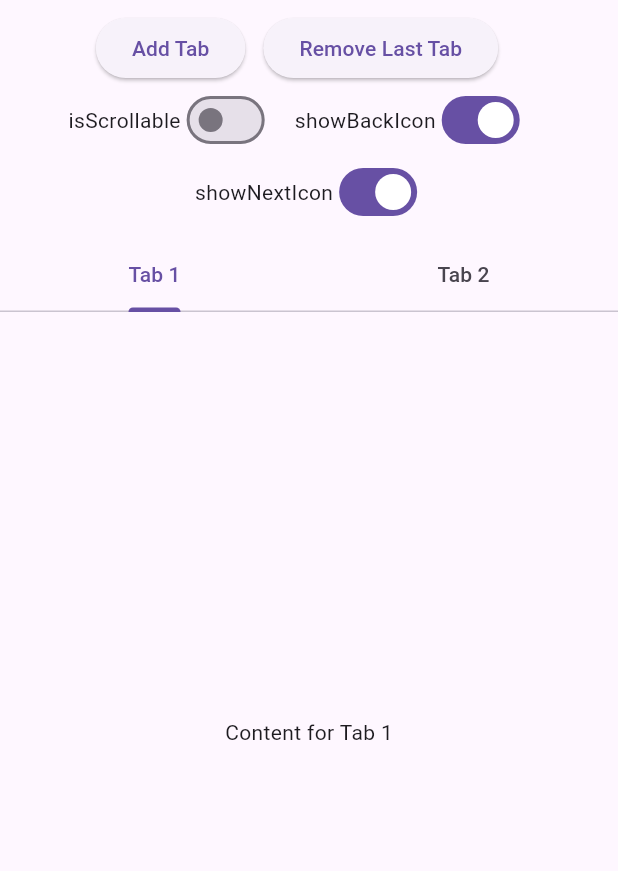
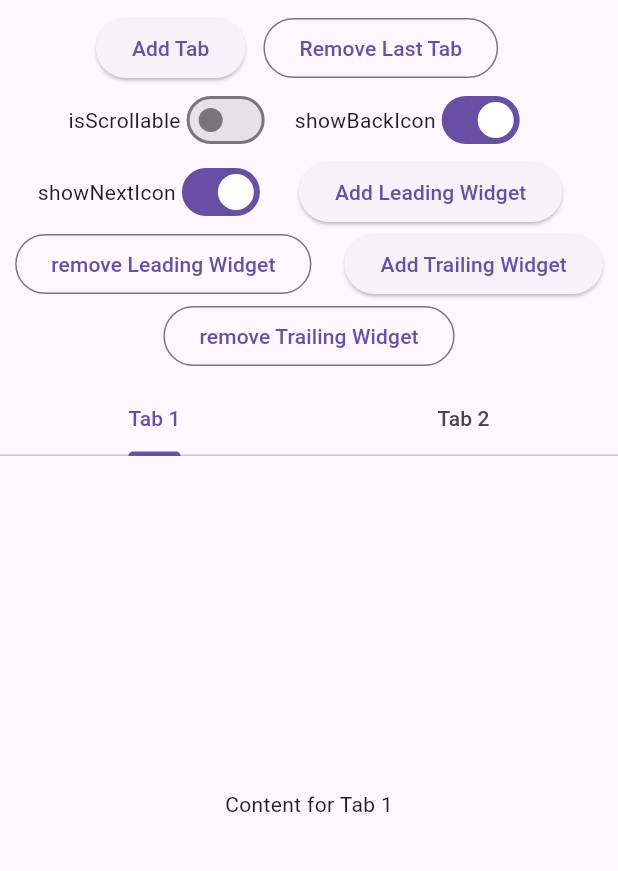
Before and after one commit to alihaider78222/dynamic_tabbar, a Flutter app: the screen it shows after launch, on a phone screen of 412 x 824 dp, the part 84-955 px from its top. Run offline on Flutter 3.47's test engine with Material 3 defaults, Android fonts, the light colour scheme and no system bars.

Commit message:
✨ leading and trailing Widget property added

```diff
--- a/example/lib/main.dart
+++ b/example/lib/main.dart
@@ -32,6 +32,13 @@ class _MyHomePageState extends State<MyHomePage> {
   bool isScrollable = false;
   bool showNextIcon = true;
   bool showBackIcon = true;
+
+  // Leading icon
+  Widget? leading;
+
+  // Trailing icon
+  Widget? trailing;
+
   // Sample data for tabs
   List<TabData> tabs = [
     TabData(
@@ -77,7 +84,7 @@ class _MyHomePageState extends State<MyHomePage> {
                   child: const Text('Add Tab'),
                 ),
                 const SizedBox(width: 12),
-                ElevatedButton(
+                OutlinedButton(
                   onPressed: () => removeTab(tabs.length - 1),
                   child: const Text('Remove Last Tab'),
                 ),
@@ -126,12 +133,34 @@ class _MyHomePageState extends State<MyHomePage> {
                     ),
                   ],
                 ),
+                const SizedBox(width: 22),
+                ElevatedButton(
+                  onPressed: addLeadingWidget,
+                  child: const Text('Add Leading Widget'),
+                ),
+                const SizedBox(width: 12),
+                OutlinedButton(
+                  onPressed: removeLeadingWidget,
+                  child: const Text('remove Leading Widget'),
+                ),
+                const SizedBox(width: 22, height: 40),
+                ElevatedButton(
+                  onPressed: addTrailingWidget,
+                  child: const Text('Add Trailing Widget'),
+                ),
+                const SizedBox(width: 12),
+                OutlinedButton(
+                  onPressed: removeTrailingWidget,
+                  child: const Text('remove Trailing Widget'),
+                ),
+                const SizedBox(width: 12),
               ],
             ),
           ),
           Expanded(
             child: DynamicTabBarWidget(
               dynamicTabs: tabs,
+              // optional properties :-----------------------------
               isScrollable: isScrollable,
               onTabControllerUpdated: (controller) {
                 debugPrint("onTabControllerUpdated");
@@ -144,6 +173,8 @@ class _MyHomePageState extends State<MyHomePage> {
               // nextIcon: Icon(Icons.keyboard_double_arrow_right),
               showBackIcon: showBackIcon,
               showNextIcon: showNextIcon,
+              leading: leading,
+              trailing: trailing,
             ),
           ),
         ],
@@ -181,4 +212,50 @@ class _MyHomePageState extends State<MyHomePage> {
       tabs.removeAt(id);
     });
   }
+
+  void addLeadingWidget() {
+    ScaffoldMessenger.of(context).showSnackBar(const SnackBar(
+      content: Text(
+          'Adding Icon button Widget \nYou can add any customized widget)'),
+    ));
+
+    setState(() {
+      leading = Tooltip(
+        message: 'Add your desired Leading widget here',
+        child: IconButton(
+          onPressed: () {},
+          icon: const Icon(Icons.star_border_rounded),
+        ),
+      );
+    });
+  }
+
+  void removeLeadingWidget() {
+    setState(() {
+      leading = null;
+    });
+  }
+
+  void addTrailingWidget() {
+    ScaffoldMessenger.of(context).showSnackBar(const SnackBar(
+      content: Text(
+          'Adding Icon button Widget \nYou can add any customized widget)'),
+    ));
+
+    setState(() {
+      trailing = Tooltip(
+        message: 'Add your desired Trailing widget here',
+        child: IconButton(
+          onPressed: () {},
+          icon: const Icon(Icons.more_horiz_rounded),
+        ),
+      );
+    });
+  }
+
+  void removeTrailingWidget() {
+    setState(() {
+      trailing = null;
+    });
+  }
 }
--- a/lib/dynamic_tabbar.dart
+++ b/lib/dynamic_tabbar.dart
@@ -74,6 +74,18 @@ class DynamicTabBarWidget extends TabBar {
   /// If [isScrollable] is false, this property is ignored.
   final bool? showNextIcon;
 
+  /// The leading property is used to add custom leading widget in TabBar.
+  ///
+  /// By default [leading] widget is null.
+  ///
+  final Widget? leading;
+
+  /// The leading property is used to add custom trailing widget in TabBar.
+  ///
+  /// By default [trailing] widget is null.
+  ///
+  final Widget? trailing;
+
   DynamicTabBarWidget({
     super.key,
     required this.dynamicTabs,
@@ -85,6 +97,8 @@ class DynamicTabBarWidget extends TabBar {
     this.nextIcon,
     this.showBackIcon = true,
     this.showNextIcon = true,
+    this.leading,
+    this.trailing,
     // Default Tab properties :---------------------------------------
     super.padding,
     super.indicatorColor,
@@ -178,9 +192,6 @@ class _DynamicTabBarWidgetState extends State<DynamicTabBarWidget>
   }
 
   int getActiveTab() {
-    debugPrint('activeTab :  $activeTab');
-    debugPrint('tabs.length :  ${widget.dynamicTabs.length}');
-
     // when there are No tabs
     if (activeTab == 0 && widget.dynamicTabs.isEmpty) {
       return 0;
@@ -241,6 +252,7 @@ class _DynamicTabBarWidgetState extends State<DynamicTabBarWidget>
           children: [
             Row(
               children: [
+                if (widget.leading != null) widget.leading!,
                 if (widget.isScrollable == true && widget.showBackIcon == true)
                   IconButton(
                     icon: widget.backIcon ??
@@ -289,6 +301,7 @@ class _DynamicTabBarWidgetState extends State<DynamicTabBarWidget>
                         ),
                     onPressed: _moveToNextTab,
                   ),
+                if (widget.trailing != null) widget.trailing!,
               ],
             ),
             Expanded(
```
Also changed, not shown: 1 other file.
